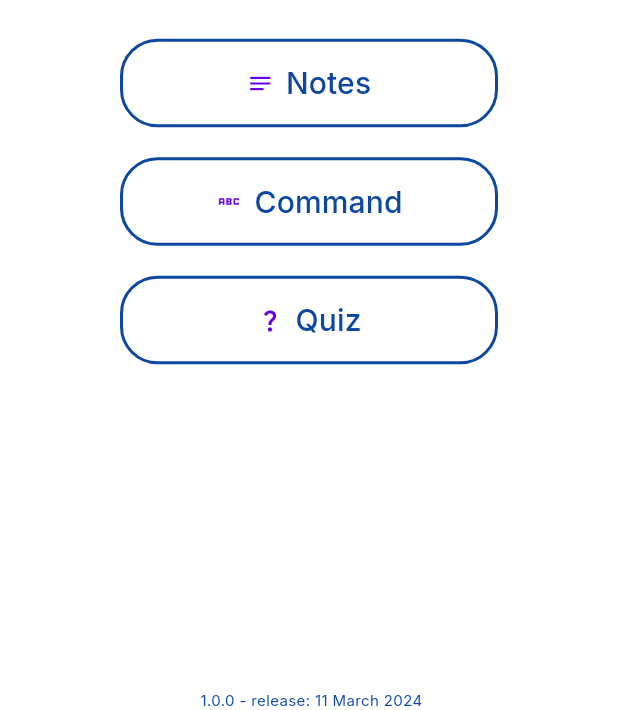
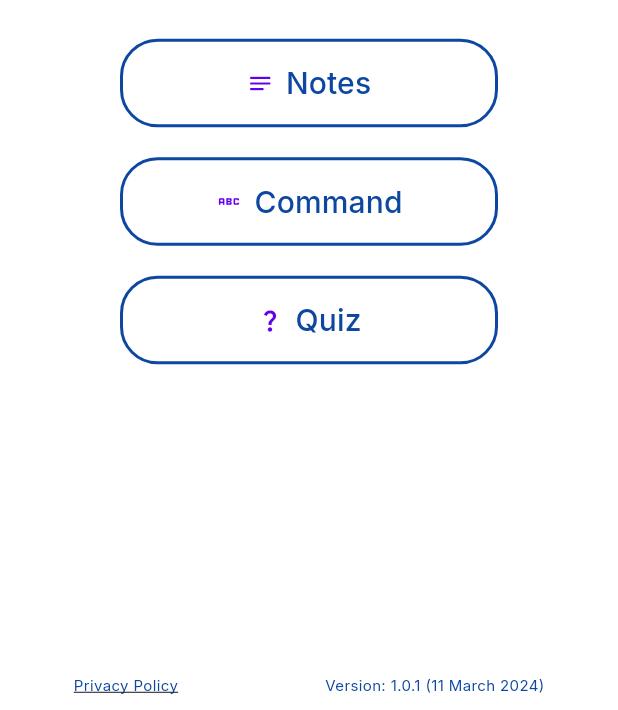
Before and after one commit to syukrimokhtar/eswitching, a Flutter app: the screen it shows after launch, on a phone screen of 412 x 824 dp, the part 526-1236 px from its top. Run offline on Flutter 3.47's test engine with Material 3 defaults, Android fonts, the light colour scheme and no system bars; our stand-ins replace awesome_dialog, dio, flutter_dotenv, flutter_html, get, get_storage and 3 more; missing offline and left inert: dio_cache_interceptor, flutter_device_type, flutter_html_table.

Commit message:
add privacy policy

```diff
--- a/lib/pages/Home/home.dart
+++ b/lib/pages/Home/home.dart
@@ -5,6 +5,7 @@ import 'package:eswitching/library/sm_layout.dart';
 import 'package:flutter/material.dart';
 import 'package:flutter_dotenv/flutter_dotenv.dart';
 import 'package:get/get.dart';
+import 'package:url_launcher/url_launcher.dart';
 
 class Home extends GetView<HomeController> {
 
@@ -24,9 +25,27 @@ class Home extends GetView<HomeController> {
     ).paddingOnly(top: deviceSize.height / 6);
   }
 
+  Widget _policy() {
+    return GestureDetector(onTap: () async {
+
+      var serveUrl = dotenv.env['SERVE_URL'] ?? '';
+      Uri url = Uri.parse("$serveUrl/PrivacyPolicy.html");
+      if (!await launchUrl(url)) {
+        Get.snackbar("Error", "Could not launch $url");
+      }
+
+
+    },child: Text(
+      "Privacy Policy",
+      style: TextStyle(
+        fontSize: 10,
+        decoration: TextDecoration.underline,
+        color: Sm.instance.config.primaryColor)));
+  }
+
   Widget _version() {
     return Text(
-              " ${dotenv.env['VERSION']} - release: ${dotenv.env['RELEASE_DATE']}",
+              "Version: ${dotenv.env['VERSION']} (${dotenv.env['RELEASE_DATE']})",
               style: TextStyle(
                 fontSize: 10,
                 color: Sm.instance.config.primaryColor));
@@ -61,19 +80,19 @@ class Home extends GetView<HomeController> {
       children: [
         const SizedBox(height: 90),
 
-        _button("Notes", Icon(Icons.notes), () {
+        _button("Notes", const Icon(Icons.notes), () {
             Get.toNamed("/notes");
           }),
 
         const SizedBox(height: 20),
 
-        _button("Command", Icon(Icons.abc), () {
+        _button("Command", const Icon(Icons.abc), () {
             Get.toNamed("/command");
           }),
 
         const SizedBox(height: 20),
 
-        _button("Quiz", Icon(Icons.question_mark), () {
+        _button("Quiz", const Icon(Icons.question_mark), () {
             Get.toNamed("/quiz");
           }),
 
@@ -107,7 +126,13 @@ class Home extends GetView<HomeController> {
         // version
         Align(
             alignment: Alignment.bottomCenter,
-            child: _version()
+            child: Row(
+              crossAxisAlignment: CrossAxisAlignment.center,
+              mainAxisAlignment: MainAxisAlignment.spaceAround,
+              children: [
+              _policy(),
+              _version()
+            ]).paddingOnly(bottom: 10)
           ),
       ]);
 
--- a/pubspec.yaml
+++ b/pubspec.yaml
@@ -46,6 +46,7 @@ dependencies:
   flutter_html: ^3.0.0-beta.2
   flutter_html_table: ^3.0.0-beta.2
   photo_view: ^0.14.0
+  url_launcher: ^6.2.5
 
 
 dev_dependencies:
```
Also changed, not shown: pubspec.lock, 3 other files.
